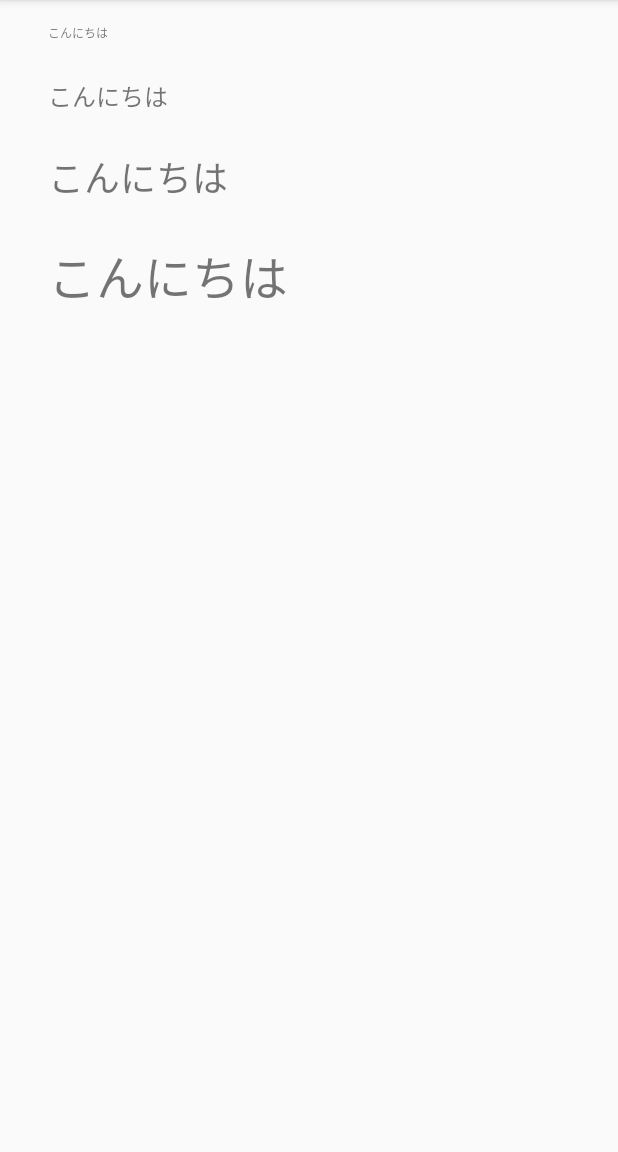
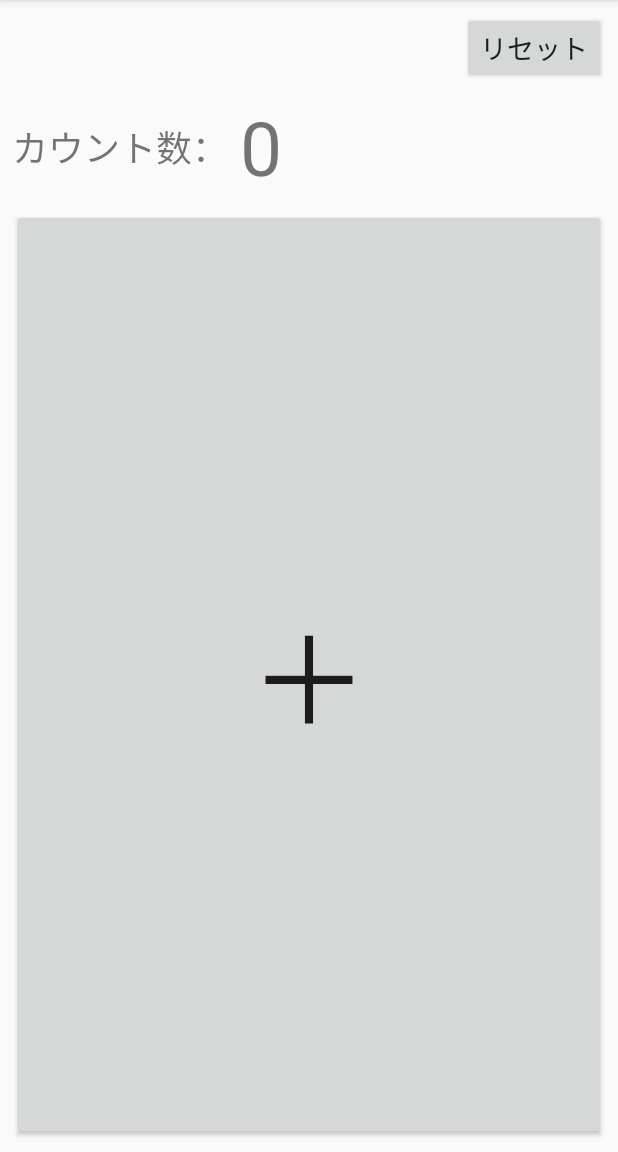
Before and after one commit to e1211303/MyApplication, an Android app: the screen it shows after launch (MainActivity), on a phone screen of 412 x 824 dp, the part 84-1236 px from its top. Run offline under Robolectric (Android 15) with nearby library versions, the phone set to English and light mode, and no system bars.

Commit message:
レイアウト完成

```diff
--- a/app/src/main/res/layout/activity_main.xml
+++ b/app/src/main/res/layout/activity_main.xml
@@ -1,51 +1,61 @@
 <?xml version="1.0" encoding="utf-8"?>
-<android.support.constraint.ConstraintLayout
-    xmlns:android="http://schemas.android.com/apk/res/android"
+<android.support.constraint.ConstraintLayout xmlns:android="http://schemas.android.com/apk/res/android"
     xmlns:app="http://schemas.android.com/apk/res-auto"
     xmlns:tools="http://schemas.android.com/tools"
     android:layout_width="match_parent"
     android:layout_height="match_parent"
     tools:context=".MainActivity">
 
-    <TextView
-        android:id="@+id/textView5"
+    <Button
+        android:id="@+id/button_reset"
         android:layout_width="wrap_content"
         android:layout_height="wrap_content"
-        android:layout_marginStart="32dp"
-        android:layout_marginLeft="32dp"
-        android:layout_marginTop="16dp"
-        android:text="@string/greeting"
-        android:textSize="@dimen/text_size_small"
-        app:layout_constraintStart_toStartOf="parent"
+        android:layout_marginTop="8dp"
+        android:layout_marginEnd="8dp"
+        android:layout_marginRight="8dp"
+        android:text="@string/reset"
+        android:textSize="18sp"
+        app:layout_constraintEnd_toEndOf="parent"
         app:layout_constraintTop_toTopOf="parent" />
 
     <TextView
-        android:id="@+id/textView"
+        android:id="@+id/textView_label"
         android:layout_width="wrap_content"
         android:layout_height="wrap_content"
-        android:layout_marginTop="24dp"
-        android:text="@string/greeting"
-        android:textSize="@dimen/text_size_medium"
-        app:layout_constraintStart_toStartOf="@+id/textView5"
-        app:layout_constraintTop_toBottomOf="@+id/textView5" />
+        android:layout_marginStart="8dp"
+        android:layout_marginLeft="8dp"
+        android:text="@string/label"
+        android:textSize="24sp"
+        app:layout_constraintBottom_toBottomOf="@+id/textView_count_display"
+        app:layout_constraintStart_toStartOf="parent"
+        app:layout_constraintTop_toTopOf="@+id/textView_count_display" />
 
     <TextView
-        android:id="@+id/textView2"
+        android:id="@+id/textView_count_display"
         android:layout_width="wrap_content"
         android:layout_height="wrap_content"
-        android:layout_marginTop="24dp"
-        android:text="@string/greeting"
-        android:textSize="@dimen/text_size_large"
-        app:layout_constraintStart_toStartOf="@+id/textView"
-        app:layout_constraintTop_toBottomOf="@+id/textView" />
+        android:layout_marginStart="8dp"
+        android:layout_marginLeft="8dp"
+        android:layout_marginTop="8dp"
+        android:text="@string/init_value"
+        android:textSize="50sp"
+        app:layout_constraintStart_toEndOf="@+id/textView_label"
+        app:layout_constraintTop_toBottomOf="@+id/button_reset" />
 
-    <TextView
-        android:id="@+id/textView3"
-        android:layout_width="wrap_content"
-        android:layout_height="wrap_content"
-        android:layout_marginTop="24dp"
-        android:text="@string/greeting"
-        android:textSize="@dimen/text_size_extra_large"
-        app:layout_constraintStart_toStartOf="@+id/textView2"
-        app:layout_constraintTop_toBottomOf="@+id/textView2" />
+    <Button
+        android:id="@+id/button_count_up"
+        android:layout_width="0dp"
+        android:layout_height="0dp"
+        android:layout_marginStart="8dp"
+        android:layout_marginLeft="8dp"
+        android:layout_marginTop="8dp"
+        android:layout_marginEnd="8dp"
+        android:layout_marginRight="8dp"
+        android:layout_marginBottom="8dp"
+        android:text="@string/plus"
+        android:textSize="80sp"
+        app:layout_constraintBottom_toBottomOf="parent"
+        app:layout_constraintEnd_toEndOf="parent"
+        app:layout_constraintStart_toStartOf="parent"
+        app:layout_constraintTop_toBottomOf="@+id/textView_count_display" />
 </android.support.constraint.ConstraintLayout>
--- a/app/src/main/res/values/strings.xml
+++ b/app/src/main/res/values/strings.xml
@@ -1,4 +1,10 @@
 <resources>
     <string name="app_name">My Application</string>
-    <string name="greeting">こんにちは</string>
+
+    <!--カウンタ用の文字列-->
+    <string name="label">カウント数：</string>
+    <string name="init_value">0</string>
+    <string name="plus">＋</string>
+    <string name="reset">リセット</string>
+
 </resources>
```
